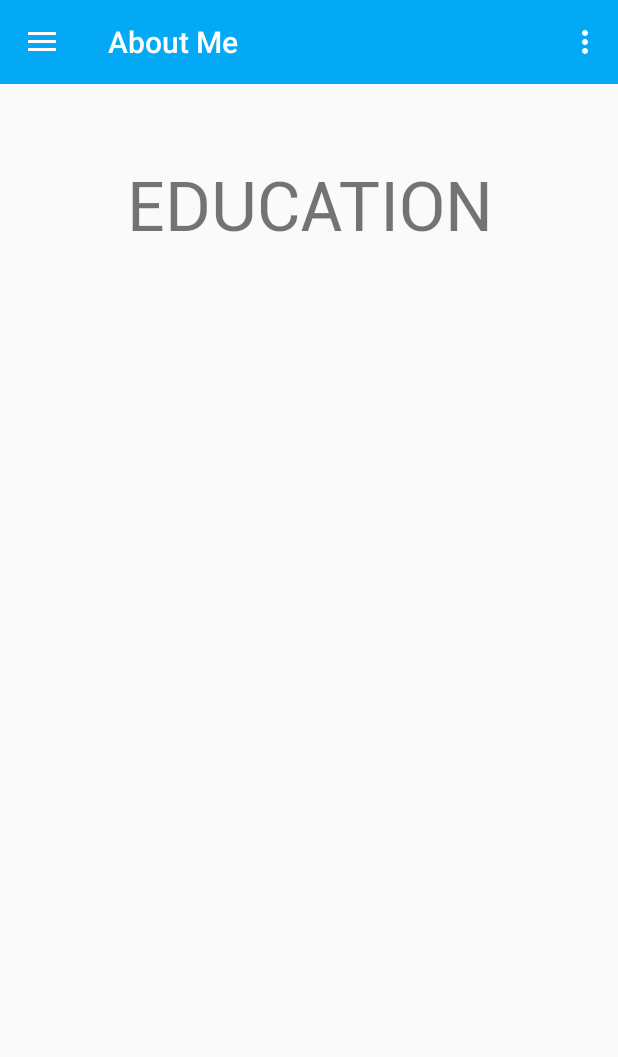
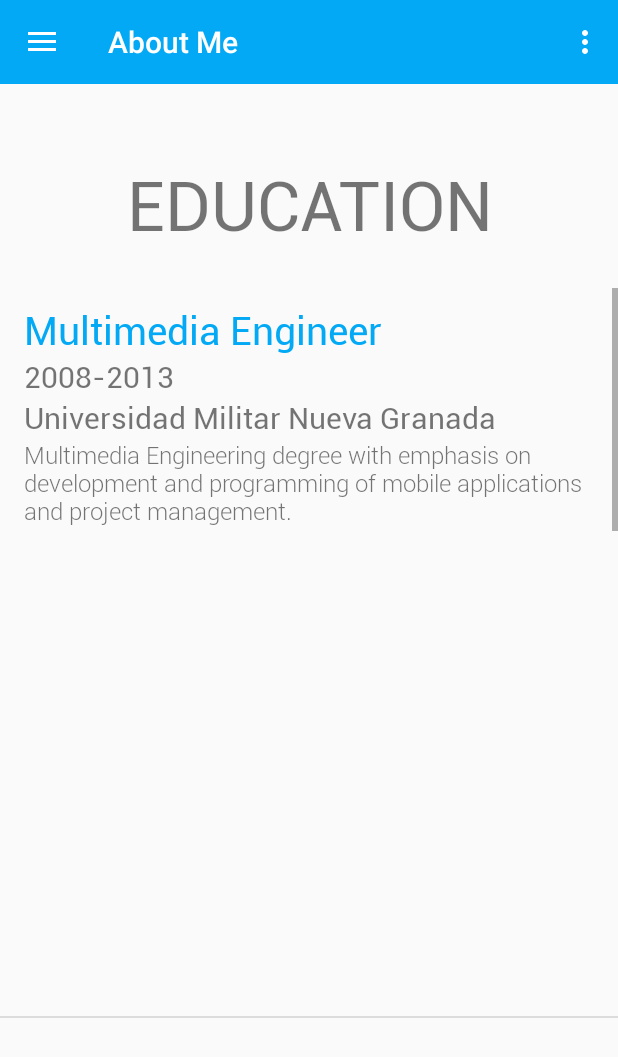
Before and after one commit to juanchosandox90/CVJuanResume, an Android app: the fragment EducationFragment placed in its activity, on a phone screen of 412 x 824 dp. Shown: the top 1057 px of the screen. Run offline under Robolectric (Android 15) with nearby library versions, the phone set to English and light mode, and no system bars; 1 statement that could not run was skipped.

Commit message:
CVJuanSandoval_EducationContent_1.0.0-14

```diff
--- /dev/null
+++ b/app/src/main/java/app/com/cvjuanresume/juansandoval/cvjuanresume/adapters/EducationAdapter.java
@@ -0,0 +1,61 @@
+package app.com.cvjuanresume.juansandoval.cvjuanresume.adapters;
+
+import android.support.v7.widget.RecyclerView;
+import android.view.LayoutInflater;
+import android.view.View;
+import android.view.ViewGroup;
+
+import java.util.List;
+
+import app.com.cvjuanresume.juansandoval.cvjuanresume.R;
+import app.com.cvjuanresume.juansandoval.cvjuanresume.models.Education;
+import app.com.cvjuanresume.juansandoval.cvjuanresume.utils.CustomizedTextView;
+
+/**
+ * Created by jsandoval on 28/04/17.
+ */
+
+public class EducationAdapter extends RecyclerView.Adapter<EducationAdapter.MyViewHolder> {
+
+    private List<Education> educationList;
+
+    public class MyViewHolder extends RecyclerView.ViewHolder {
+
+        public CustomizedTextView title_u, year, college, contentinfo;
+
+        public MyViewHolder(View view) {
+            super(view);
+            title_u = (CustomizedTextView)view.findViewById(R.id.title_u);
+            year = (CustomizedTextView)view.findViewById(R.id.year);
+            college = (CustomizedTextView)view.findViewById(R.id.college);
+            contentinfo = (CustomizedTextView)view.findViewById(R.id.contentinfo);
+        }
+    }
+
+    public EducationAdapter(List<Education> educationList){
+        this.educationList = educationList;
+    }
+
+    @Override
+    public EducationAdapter.MyViewHolder onCreateViewHolder(ViewGroup parent, int viewType) {
+        View itemView = LayoutInflater.from(parent.getContext())
+                .inflate(R.layout.education_list_row, parent, false);
+
+        return new MyViewHolder(itemView);
+    }
+
+    @Override
+    public void onBindViewHolder(EducationAdapter.MyViewHolder holder, int position) {
+
+        Education education = educationList.get(position);
+        holder.title_u.setText(education.getTitle());
+        holder.year.setText(education.getYear());
+        holder.college.setText(education.getCollege());
+        holder.contentinfo.setText(education.getContentinfo());
+    }
+
+    @Override
+    public int getItemCount() {
+        return educationList.size();
+    }
+}
--- a/app/src/main/java/app/com/cvjuanresume/juansandoval/cvjuanresume/fragments/EducationFragment.java
+++ b/app/src/main/java/app/com/cvjuanresume/juansandoval/cvjuanresume/fragments/EducationFragment.java
@@ -1,19 +1,34 @@
 package app.com.cvjuanresume.juansandoval.cvjuanresume.fragments;
 
 import android.app.Activity;
+import android.content.Context;
+import android.os.Bundle;
 import android.support.v4.app.Fragment;
-import android.os.Bundle;
+import android.support.v7.widget.DefaultItemAnimator;
+import android.support.v7.widget.LinearLayoutManager;
+import android.support.v7.widget.RecyclerView;
 import android.view.LayoutInflater;
 import android.view.View;
 import android.view.ViewGroup;
 
+import java.util.ArrayList;
+import java.util.List;
+
 import app.com.cvjuanresume.juansandoval.cvjuanresume.R;
+import app.com.cvjuanresume.juansandoval.cvjuanresume.adapters.EducationAdapter;
+import app.com.cvjuanresume.juansandoval.cvjuanresume.models.Education;
+import app.com.cvjuanresume.juansandoval.cvjuanresume.utils.DividerItemDecoration;
 
 /**
  * Created by jsandoval on 18/04/17.
  */
 
 public class EducationFragment extends Fragment {
+
+    private List<Education> educationList = new ArrayList<>();
+    Context c;
+    private RecyclerView recyclerView;
+    private EducationAdapter mAdapter;
 
     public EducationFragment() {
         // Required empty public constructor
@@ -22,6 +37,8 @@ public class EducationFragment extends Fragment {
     @Override
     public void onCreate(Bundle savedInstanceState) {
         super.onCreate(savedInstanceState);
+        c = getContext();
+
 
     }
 
@@ -29,10 +46,29 @@ public class EducationFragment extends Fragment {
     public View onCreateView(LayoutInflater inflater, ViewGroup container,
                              Bundle savedInstanceState) {
         View rootView = inflater.inflate(R.layout.fragment_education, container, false);
+        recyclerView = (RecyclerView)rootView.findViewById(R.id.recycler_view);
+        mAdapter = new EducationAdapter(educationList);
+        RecyclerView.LayoutManager mLayoutManager = new LinearLayoutManager(c);
+        recyclerView.setLayoutManager(mLayoutManager);
+        recyclerView.setItemAnimator(new DefaultItemAnimator());
+        recyclerView.addItemDecoration(new DividerItemDecoration(c, LinearLayoutManager.VERTICAL));
+        recyclerView.setAdapter(mAdapter);
 
+        prepareEducationData();
+        return rootView;
+    }
 
-        // Inflate the layout for this fragment
-        return rootView;
+    public void prepareEducationData(){
+        Education education = new Education(getString(R.string.title_1),getString(R.string.year_1),getString(R.string.college_1),getString(R.string.contentinfo_1));
+        educationList.add(education);
+
+        education = new Education(getString(R.string.title_2),getString(R.string.year_2), getString(R.string.college_2), getString(R.string.contentinfo_2));
+        educationList.add(education);
+
+        education = new Education(getString(R.string.title_3),getString(R.string.year_3), getString(R.string.college_3), getString(R.string.contentinfo_3));
+        educationList.add(education);
+
+        mAdapter.notifyDataSetChanged();
     }
 
     @Override
--- /dev/null
+++ b/app/src/main/java/app/com/cvjuanresume/juansandoval/cvjuanresume/models/Education.java
@@ -0,0 +1,52 @@
+package app.com.cvjuanresume.juansandoval.cvjuanresume.models;
+
+/**
+ * Created by jsandoval on 28/04/17.
+ */
+
+public class Education {
+    private String title, year, college, contentinfo;
+
+    public Education(){
+
+    }
+
+    public Education(String title, String year, String college, String contentinfo){
+        this.title = title;
+        this.year = year;
+        this.college = college;
+        this.contentinfo = contentinfo;
+    }
+
+    public String getTitle() {
+        return title;
+    }
+
+    public void setTitle(String title) {
+        this.title = title;
+    }
+
+    public String getYear() {
+        return year;
+    }
+
+    public void setYear(String year) {
+        this.year = year;
+    }
+
+    public String getCollege() {
+        return college;
+    }
+
+    public void setCollege(String college) {
+        this.college = college;
+    }
+
+    public String getContentinfo() {
+        return contentinfo;
+    }
+
+    public void setContentinfo(String content) {
+        this.contentinfo = content;
+    }
+}
--- /dev/null
+++ b/app/src/main/java/app/com/cvjuanresume/juansandoval/cvjuanresume/utils/DividerItemDecoration.java
@@ -0,0 +1,92 @@
+package app.com.cvjuanresume.juansandoval.cvjuanresume.utils;
+
+import android.content.Context;
+import android.content.res.TypedArray;
+import android.graphics.Canvas;
+import android.graphics.Rect;
+import android.graphics.drawable.Drawable;
+import android.support.v7.widget.LinearLayoutManager;
+import android.support.v7.widget.RecyclerView;
+import android.view.View;
+
+/**
+ * Created by jsandoval on 28/04/17.
+ */
+
+public class DividerItemDecoration extends RecyclerView.ItemDecoration {
+    private static final int[] ATTRS = new int[]{
+            android.R.attr.listDivider
+    };
+
+    public static final int HORIZONTAL_LIST = LinearLayoutManager.HORIZONTAL;
+
+    public static final int VERTICAL_LIST = LinearLayoutManager.VERTICAL;
+
+    private Drawable mDivider;
+
+    private int mOrientation;
+
+    public DividerItemDecoration(Context context, int orientation) {
+        final TypedArray a = context.obtainStyledAttributes(ATTRS);
+        mDivider = a.getDrawable(0);
+        a.recycle();
+        setOrientation(orientation);
+    }
+
+    public void setOrientation(int orientation) {
+        if (orientation != HORIZONTAL_LIST && orientation != VERTICAL_LIST) {
+            throw new IllegalArgumentException("invalid orientation");
+        }
+        mOrientation = orientation;
+    }
+
+    @Override
+    public void onDrawOver(Canvas c, RecyclerView parent, RecyclerView.State state) {
+        if (mOrientation == VERTICAL_LIST) {
+            drawVertical(c, parent);
+        } else {
+            drawHorizontal(c, parent);
+        }
+    }
+
+    public void drawVertical(Canvas c, RecyclerView parent) {
+        final int left = parent.getPaddingLeft();
+        final int right = parent.getWidth() - parent.getPaddingRight();
+
+        final int childCount = parent.getChildCount();
+        for (int i = 0; i < childCount; i++) {
+            final View child = parent.getChildAt(i);
+            final RecyclerView.LayoutParams params = (RecyclerView.LayoutParams) child
+                    .getLayoutParams();
+            final int top = child.getBottom() + params.bottomMargin;
+            final int bottom = top + mDivider.getIntrinsicHeight();
+            mDivider.setBounds(left, top, right, bottom);
+            mDivider.draw(c);
+        }
+    }
+
+    public void drawHorizontal(Canvas c, RecyclerView parent) {
+        final int top = parent.getPaddingTop();
+        final int bottom = parent.getHeight() - parent.getPaddingBottom();
+
+        final int childCount = parent.getChildCount();
+        for (int i = 0; i < childCount; i++) {
+            final View child = parent.getChildAt(i);
+            final RecyclerView.LayoutParams params = (RecyclerView.LayoutParams) child
+                    .getLayoutParams();
+            final int left = child.getRight() + params.rightMargin;
+            final int right = left + mDivider.getIntrinsicHeight();
+            mDivider.setBounds(left, top, right, bottom);
+            mDivider.draw(c);
+        }
+    }
+
+    @Override
+    public void getItemOffsets(Rect outRect, View view, RecyclerView parent, RecyclerView.State state) {
+        if (mOrientation == VERTICAL_LIST) {
+            outRect.set(0, 0, 0, mDivider.getIntrinsicHeight());
+        } else {
+            outRect.set(0, 0, mDivider.getIntrinsicWidth(), 0);
+        }
+    }
+}
--- /dev/null
+++ b/app/src/main/res/layout/education_list_row.xml
@@ -0,0 +1,53 @@
+<?xml version="1.0" encoding="utf-8"?>
+<RelativeLayout xmlns:android="http://schemas.android.com/apk/res/android"
+    android:layout_width="match_parent"
+    android:layout_height="match_parent"
+    xmlns:app="http://schemas.android.com/apk/res-auto"
+    android:focusable="true"
+    android:paddingLeft="16dp"
+    android:paddingRight="16dp"
+    android:paddingTop="10dp"
+    android:paddingBottom="10dp"
+    android:clickable="true"
+    android:background="?android:attr/selectableItemBackground"
+    android:orientation="vertical">
+
+    <LinearLayout
+        android:layout_width="match_parent"
+        android:layout_height="wrap_content"
+        android:orientation="vertical">
+    <app.com.cvjuanresume.juansandoval.cvjuanresume.utils.CustomizedTextView
+        android:id="@+id/title_u"
+        android:textColor="@color/colorPrimary"
+        android:textSize="26sp"
+        app:font="@string/font_roboto_regular"
+        android:textStyle="bold"
+        android:layout_width="match_parent"
+        android:layout_height="wrap_content" />
+
+    <app.com.cvjuanresume.juansandoval.cvjuanresume.utils.CustomizedTextView
+        android:id="@+id/year"
+        android:textSize="20sp"
+        app:font="@string/font_roboto_regular"
+        android:textStyle="bold"
+        android:layout_width="match_parent"
+        android:layout_height="wrap_content" />
+
+    <app.com.cvjuanresume.juansandoval.cvjuanresume.utils.CustomizedTextView
+        android:id="@+id/college"
+        android:textSize="20sp"
+        app:font="@string/font_roboto_regular"
+        android:textStyle="bold"
+        android:layout_width="match_parent"
+        android:layout_height="wrap_content" />
+
+    <app.com.cvjuanresume.juansandoval.cvjuanresume.utils.CustomizedTextView
+        android:id="@+id/contentinfo"
+        android:textSize="16sp"
+        app:font="@string/font_roboto_light"
+        android:layout_width="match_parent"
+        android:layout_height="wrap_content" />
+
+    </LinearLayout>
+
+</RelativeLayout>
--- a/app/src/main/res/layout/fragment_education.xml
+++ b/app/src/main/res/layout/fragment_education.xml
@@ -6,6 +6,11 @@
     android:orientation="vertical"
     tools:context=".fragments.AboutMeFragment">
 
+
+    <LinearLayout
+        android:layout_width="match_parent"
+        android:layout_height="wrap_content"
+        android:orientation="vertical">
 
         <app.com.cvjuanresume.juansandoval.cvjuanresume.utils.CustomizedTextView
             android:id="@+id/label"
@@ -19,6 +24,17 @@
             android:text="@string/fragment_title_education"
             android:textStyle="bold"/>
 
+        <android.support.v7.widget.RecyclerView
+            android:layout_marginTop="25dp"
+            android:layout_marginBottom="20dp"
+            android:id="@+id/recycler_view"
+            android:layout_width="match_parent"
+            android:layout_height="wrap_content"
+            android:scrollbars="vertical" />
+
+    </LinearLayout>
+
+
 <!--    <TextView
         android:layout_below="@id/label"
         android:layout_centerInParent="true"
--- a/app/src/main/res/values/strings.xml
+++ b/app/src/main/res/values/strings.xml
@@ -87,4 +87,22 @@
     <!--CONTENT ABOUT ME-->
     <string name="aboutme_content">I think I have a great capacity for work, integration, flexibility dynamism and ability to cope with challenging situations and overcome.</string>
     <string name="aboutme_content2">I love studying and I am self-taught by nature; I put special attention to details. Quickly I learn new ideas and concepts and I like to develop creative and innovative solutions.</string>
+
+    <!--CONTENT EDUCATION-->
+    <string name="title_1">Multimedia Engineer</string>
+    <string name="year_1">2008-2013</string>
+    <string name="college_1">Universidad Militar Nueva Granada</string>
+    <string name="contentinfo_1">Multimedia Engineering degree with emphasis on development and programming of mobile applications and project management.</string>
+
+    <string name="title_2">Virtual Learning Environments</string>
+    <string name="year_2">2013-2014</string>
+    <string name="college_2">Universidad Militar Nueva Granada</string>
+    <string name="contentinfo_2">Design of virtual learning environments. Development of frameworks for learning platforms and content</string>
+
+    <string name="title_3">Management Projects Specialization</string>
+    <string name="year_3">2016-Current</string>
+    <string name="college_3">EAN University</string>
+    <string name="contentinfo_3">Project Management specialization</string>
+
+
 </resources>
```
Also changed, not shown: 1 other file. Lines whose indentation alone changed are shown as unchanged.
